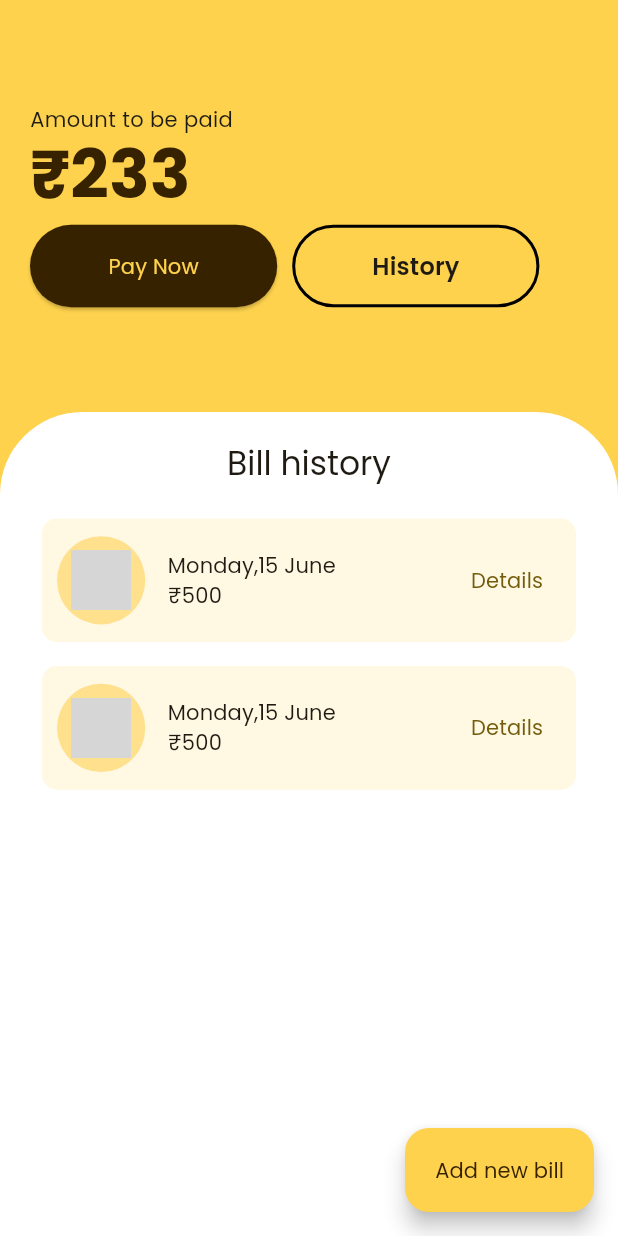
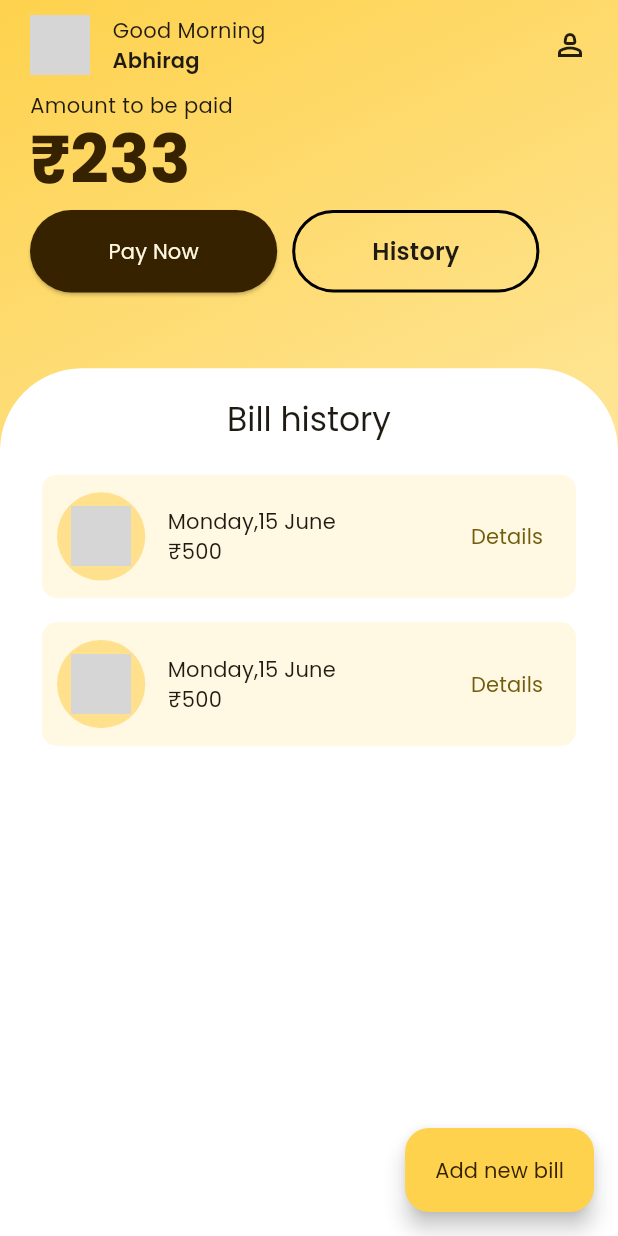
Before and after one commit to Abhirag-pn/foodtrack, a Flutter app: the HomeScreen screen opened directly, on a phone screen of 412 x 824 dp. Run offline on Flutter 3.47's test engine with Material 3 defaults, Android fonts, the phone set to English and light mode, and no system bars; our stand-ins replace firebase_core, flutter_svg; accounts and stored records are empty; network calls fail; grey boxes are pictures that could not be loaded.

Commit message:
Home screen ui changed,used gradients in foodtile

```diff
--- a/lib/main.dart
+++ b/lib/main.dart
@@ -65,6 +65,6 @@ class MyApp extends StatelessWidget {
                         MediaQuery.of(context).size.height / 40),
                     borderSide:
                         const BorderSide(width: 0, style: BorderStyle.none)))),
-        home: const  HomeScreen());
+        home: const  AddFoodScreen());
   }
 }
--- a/lib/ui/screens/addfood.dart
+++ b/lib/ui/screens/addfood.dart
@@ -16,7 +16,7 @@ class AddFoodScreen extends StatelessWidget {
         backgroundColor: primary,
         actions: [
             Text("Amount :",style: Theme.of(context).textTheme.titleMedium,),
-          Incrementer(),
+          const Incrementer(),
           IconButton(onPressed: () {}, icon: const Icon(Icons.done))
         ],
         scrolledUnderElevation: 0,
@@ -33,7 +33,7 @@ class AddFoodScreen extends StatelessWidget {
             height: MediaQuery.of(context).size.height/12,
             width: double.maxFinite,
             child: ListView(
-              padding:EdgeInsets.all(10),
+              padding:const EdgeInsets.all(10),
 
               scrollDirection: Axis.horizontal,
               children:  const [
@@ -73,7 +73,7 @@ class AddFoodScreen extends StatelessWidget {
            ),
           Expanded(
             child: ListView(
-              padding: EdgeInsets.symmetric(horizontal: 10),
+              padding: const EdgeInsets.symmetric(horizontal: 10),
               children:  const [
 
                 FoodTile(),
--- a/lib/ui/screens/homescreen.dart
+++ b/lib/ui/screens/homescreen.dart
@@ -8,53 +8,106 @@ class HomeScreen extends StatelessWidget {
 
   @override
   Widget build(BuildContext context) {
-    return Scaffold(
-
+    return Container(
+      decoration: BoxDecoration(
+          gradient: LinearGradient(
+              colors: [primary, secondary],
+              begin: Alignment.topLeft,
+              end: Alignment.bottomRight)),
+      child: SafeArea(
+        child: Scaffold(
           floatingActionButton: FloatingActionButton.extended(
             backgroundColor: primary,
             foregroundColor: onprimary,
             onPressed: () {},
             label: const Text("Add new bill"),
           ),
-      backgroundColor: primary,
+          backgroundColor: Colors.transparent,
           body: Column(
             children: [
+              const SizedBox(
+                height: 10,
+              ),
               Padding(
                 padding: const EdgeInsets.symmetric(horizontal: 20.0),
                 child: SizedBox(
                   width: MediaQuery.of(context).size.width,
-              height: MediaQuery.of(context).size.height / 3,
+                  height: MediaQuery.of(context).size.height / 3.5,
                   child: Column(
                     crossAxisAlignment: CrossAxisAlignment.start,
                     children: [
+                      Row(
+                        children: [
+                          Container(
+                            height: 40,
+                            width: 40,
+                            decoration: BoxDecoration(
+                                image: const DecorationImage(
+                                    image: NetworkImage(
+                                      "https://cdn.openart.ai/stable_diffusion/93dc20ff655adb978b3fd4f8c8e010bd0b3bf8ff_2000x2000.webp",
+                                    ),
+                                    fit: BoxFit.cover),
+                                borderRadius:
+                                    const BorderRadius.all(Radius.circular(10)),
+                                border: Border.all(width: 2, color: bgcolor)),
+                          ),
+                          const SizedBox(
+                            width: 15,
+                          ),
+                          Column(
+                            crossAxisAlignment: CrossAxisAlignment.start,
+                            children: [
+                              const Text("Good Morning"),
+                              Text(
+                                "Abhirag",
+                                style: Theme.of(context)
+                                    .textTheme
+                                    .titleSmall!
+                                    .copyWith(fontWeight: FontWeight.w600),
+                              )
+                            ],
+                          ),
                           const Spacer(),
+                          GestureDetector(
+                              onTap: () {},
+                              child: const Icon(Icons.person_2_outlined))
+                        ],
+                      ),
+                      const SizedBox(
+                        height: 10,
+                      ),
                       const Text("Amount to be paid"),
                       Text(
                         "₹233",
-                    style: Theme.of(context).textTheme.displayMedium!.copyWith(
+                        style: Theme.of(context)
+                            .textTheme
+                            .displayMedium!
+                            .copyWith(
                                 color: onprimary, fontWeight: FontWeight.bold),
                       ),
                       const SizedBox(
                         height: 8,
                       ),
                       Row(
-
                         children: [
                           SizedBox(
-
                               child: ElevatedButton(
                             onPressed: () {},
-                            child: Text("Pay Now"),
                             style: ElevatedButton.styleFrom(
                                 shape: RoundedRectangleBorder(
                                   borderRadius: BorderRadius.circular(
                                       MediaQuery.of(context).size.height / 10),
                                 ),
-                              minimumSize: Size(MediaQuery.of(context).size.width/2.5, MediaQuery.of(context).size.height/15),
+                                minimumSize: Size(
+                                    MediaQuery.of(context).size.width / 2.5,
+                                    MediaQuery.of(context).size.height / 15),
                                 backgroundColor: onprimary,
-                                foregroundColor: primary),
+                                foregroundColor: secondary),
+                            child: const Text("Pay Now"),
                           )),
-                          SizedBox(width: 10,),
+                          const SizedBox(
+                            width: 10,
+                          ),
                           OutlinedButton(
                               onPressed: () {},
                               child: Text(
@@ -73,7 +126,8 @@ class HomeScreen extends StatelessWidget {
               ),
               Expanded(
                 child: Container(
-              padding: const EdgeInsets.symmetric(horizontal: 20, vertical: 0),
+                  padding:
+                      const EdgeInsets.symmetric(horizontal: 20, vertical: 0),
                   decoration: BoxDecoration(
                     color: bgcolor,
                     borderRadius: BorderRadius.only(
@@ -124,6 +178,8 @@ class HomeScreen extends StatelessWidget {
               ),
             ],
           ),
+        ),
+      ),
     );
   }
 }
--- a/lib/ui/widgets/foodtile.dart
+++ b/lib/ui/widgets/foodtile.dart
@@ -18,8 +18,11 @@ class FoodTile extends StatelessWidget {
       height: MediaQuery.of(context).size.height / 5.8,
       width: double.maxFinite,
       decoration: BoxDecoration(
-
-        color: secondary,
+     gradient: LinearGradient(
+              colors: [ secondary,primary],
+              begin: Alignment.bottomLeft,
+              end: Alignment.topRight)
+       ,
         borderRadius: BorderRadius.circular(10),
       ),
       child: Row(
@@ -65,7 +68,7 @@ class FoodTile extends StatelessWidget {
                   ),
                 ),
                 const SizedBox(height: 10,),
-              Incrementer()
+              const Incrementer()
               ],
             ),
           ),
--- a/lib/ui/widgets/incrementer.dart
+++ b/lib/ui/widgets/incrementer.dart
@@ -15,7 +15,7 @@ class Incrementer extends StatelessWidget {
                  onPressed: () {}, icon: const Icon(Icons.horizontal_rule,color: Colors.red,)),
                     Padding(
                       padding: const EdgeInsets.all(2.0),
-                      child: Text("4005",style: Theme.of(context).textTheme.titleMedium,),
+                      child: Text("409005",style: Theme.of(context).textTheme.titleMedium,),
                     ),
             IconButton(
                 onPressed: () {}, icon: const Icon(Icons.add,color: Colors.green,))
```
Lines whose indentation alone changed are shown as unchanged.
